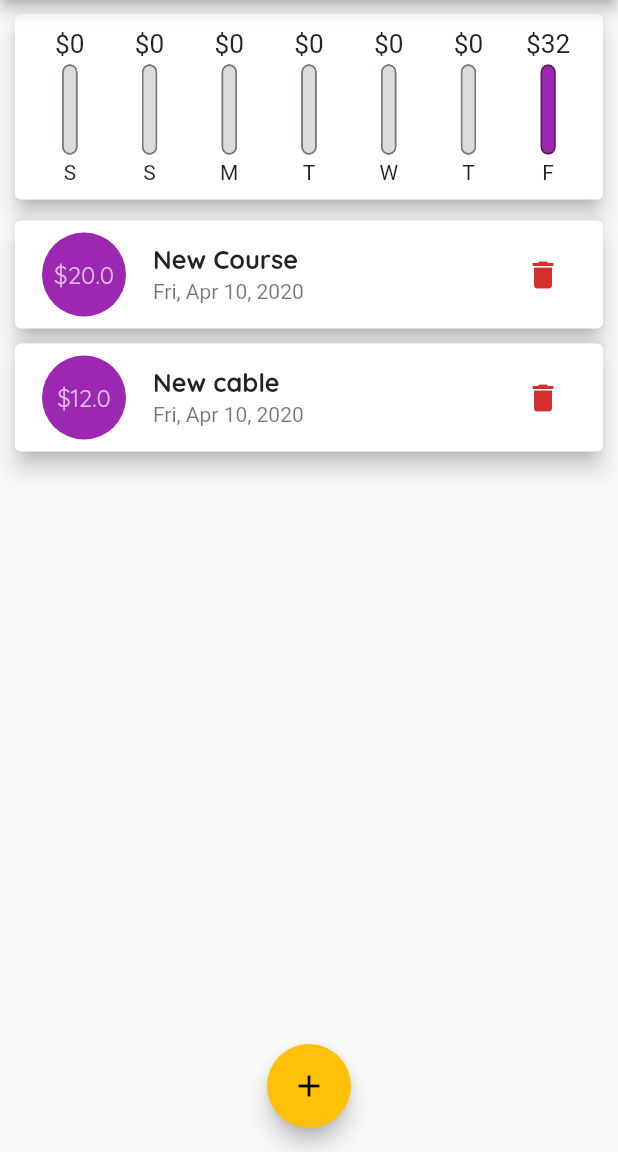
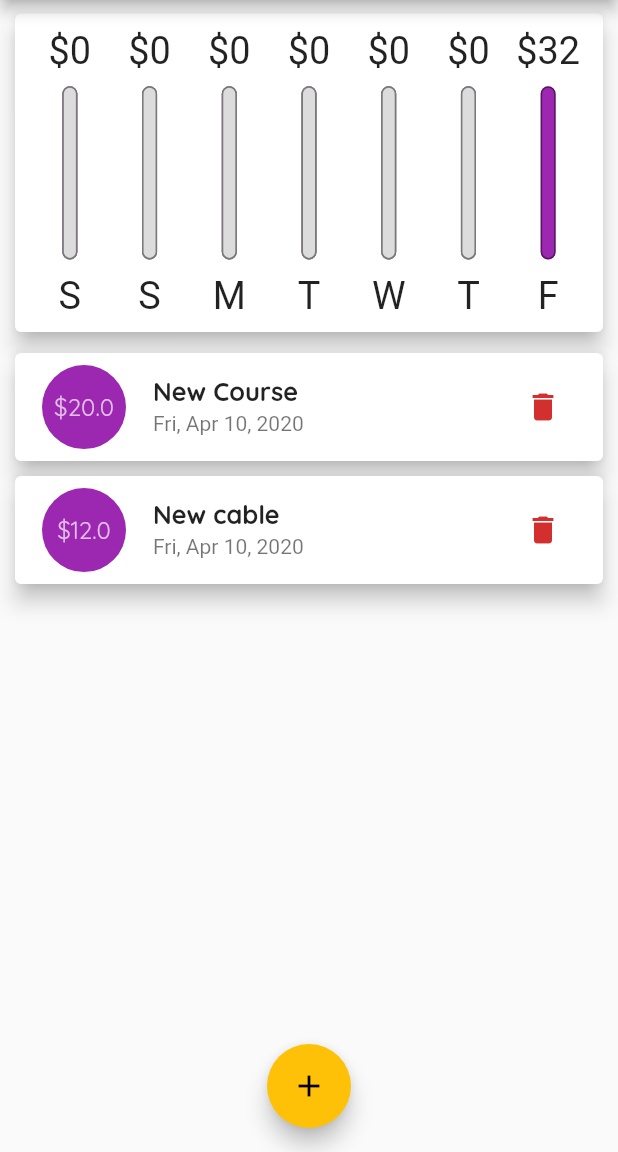
Before and after one commit to mrparveensharma/Expense-Tracker, a Flutter app: the screen it shows after launch, on a phone screen of 412 x 824 dp, the part 84-1236 px from its top. Run offline on Flutter 3.47's test engine with Material 2 defaults, Android fonts, the phone set to English and light mode, and no system bars.

Commit message:
Responsiveness & Slider Update

```diff
--- a/lib/main.dart
+++ b/lib/main.dart
@@ -24,8 +24,7 @@ class MyApp extends StatelessWidget {
             ),
             button: TextStyle(
               color: Colors.white,
-              )
-            ),
+            )),
         appBarTheme: AppBarTheme(
           textTheme: ThemeData.light().textTheme.copyWith(
                 title: TextStyle(
@@ -66,6 +65,7 @@ class _MyHomePageState extends State<MyHomePage> {
       datetime: DateTime.now(),
     ),
   ];
+  bool _showChartVal = false;
   List<Transaction> get _recentTransactions {
     return transactions.where((tx) {
       return tx.datetime.isAfter(
@@ -88,13 +88,14 @@ class _MyHomePageState extends State<MyHomePage> {
     });
   }
 
-  void _deleteTransaction(String id){
-    setState(() => transactions.removeWhere((txn)=> txn.id == id));
+  void _deleteTransaction(String id) {
+    setState(() => transactions.removeWhere((txn) => txn.id == id));
   }
 
   void _startAddNewTransaction(BuildContext ctx) {
     showModalBottomSheet(
       context: ctx,
+      isScrollControlled: true,
       builder: (bctx) {
         return GestureDetector(
           child: NewTransaction(_addNewTransaction),
@@ -107,8 +108,7 @@ class _MyHomePageState extends State<MyHomePage> {
 
   @override
   Widget build(BuildContext context) {
-    return Scaffold(
-      appBar: AppBar(
+    final appBar = AppBar(
       title: Text("Expense Tracker"),
       actions: <Widget>[
         IconButton(
@@ -116,13 +116,56 @@ class _MyHomePageState extends State<MyHomePage> {
           onPressed: () => _startAddNewTransaction(context),
         ),
       ],
-      ),
+    );
+    final _listItemsContainer = Container(
+      height: (MediaQuery.of(context).size.height -
+              appBar.preferredSize.height -
+              MediaQuery.of(context).padding.top) *
+          0.7,
+      child: TransactionList(transactions, _deleteTransaction),
+    );
+    final _isPortrate =
+        MediaQuery.of(context).orientation == Orientation.portrait;
+    return Scaffold(
+      appBar: appBar,
       body: SingleChildScrollView(
         child: Column(
           crossAxisAlignment: CrossAxisAlignment.stretch,
           children: <Widget>[
-            Chart(_recentTransactions),
-            TransactionList(transactions, _deleteTransaction),
+            if (!_isPortrate)
+              Row(
+                mainAxisAlignment: MainAxisAlignment.center,
+                children: <Widget>[
+                  Text("Show Chart"),
+                  Switch(
+                    value: _showChartVal,
+                    onChanged: (res) {
+                      setState(() {
+                        _showChartVal = res;
+                      });
+                    },
+                  ),
+                ],
+              ),
+            if (!_isPortrate)
+              _showChartVal == true
+                  ? Container(
+                      height: (MediaQuery.of(context).size.height -
+                              appBar.preferredSize.height -
+                              MediaQuery.of(context).padding.top) *
+                          0.7,
+                      child: Chart(_recentTransactions),
+                    )
+                  : _listItemsContainer,
+            if (_isPortrate)
+              Container(
+                height: (MediaQuery.of(context).size.height -
+                        appBar.preferredSize.height -
+                        MediaQuery.of(context).padding.top) *
+                    0.3,
+                child: Chart(_recentTransactions),
+              ),
+            if (_isPortrate) _listItemsContainer,
           ],
         ),
       ),
--- a/lib/widgets/chart_bar.dart
+++ b/lib/widgets/chart_bar.dart
@@ -8,18 +8,19 @@ class ChartBar extends StatelessWidget {
 
   @override
   Widget build(BuildContext context) {
+    return LayoutBuilder(builder: (ctx, constraints) {
       return Column(
         children: <Widget>[
           Container(
-            height: 20,
+              height: constraints.maxHeight * 0.15,
               child: FittedBox(
                 child: Text("\$${amount.toStringAsFixed(0)}"),
               )),
           SizedBox(
-          height: 4,
+            height: constraints.maxHeight * 0.05,
           ),
           Container(
-          height: 60,
+            height: constraints.maxHeight * 0.6,
             width: 10,
             child: Stack(
               children: [
@@ -31,7 +32,7 @@ class ChartBar extends StatelessWidget {
                   ),
                 ),
                 FractionallySizedBox(
-                heightFactor: 1-percentage,
+                  heightFactor: 1 - percentage,
                   child: Container(
                     decoration: BoxDecoration(
                       color: Color.fromRGBO(220, 220, 220, 1),
@@ -44,10 +45,16 @@ class ChartBar extends StatelessWidget {
             ),
           ),
           SizedBox(
-          height: 4,
+            height: constraints.maxHeight * 0.05,
           ),
-        Text(label),
+          Container(
+            height: constraints.maxHeight * 0.15,
+            child: FittedBox(
+              child: Text(label),
+            ),
+          ),
         ],
       );
+    });
   }
 }
--- a/lib/widgets/new_transaction.dart
+++ b/lib/widgets/new_transaction.dart
@@ -15,7 +15,7 @@ class _NewTransactionState extends State<NewTransaction> {
   DateTime _selectedDate;
 
   void _submitData() {
-    if(_amountController.text.isEmpty){
+    if (_amountController.text.isEmpty) {
       return;
     }
     final titleInput = _titleController.text;
@@ -23,8 +23,8 @@ class _NewTransactionState extends State<NewTransaction> {
     if (titleInput.isEmpty || amountInput <= 0 || _selectedDate == null) {
       return;
     }
-    widget.addTransaction(
-        titleInput, double.parse(amountInput.toStringAsFixed(2)), _selectedDate);
+    widget.addTransaction(titleInput,
+        double.parse(amountInput.toStringAsFixed(2)), _selectedDate);
     Navigator.of(context).pop();
   }
 
@@ -46,17 +46,25 @@ class _NewTransactionState extends State<NewTransaction> {
 
   @override
   Widget build(BuildContext context) {
-    return Container(
-      padding: EdgeInsets.symmetric(vertical: 30, horizontal: 10),
+    return SingleChildScrollView(
+      child: Container(
+        padding: EdgeInsets.only(
+          top: 25,
+          left: 15,
+          right: 15,
+          bottom: MediaQuery.of(context).viewInsets.bottom + 10,
+        ),
         child: Column(
           crossAxisAlignment: CrossAxisAlignment.end,
           children: [
             TextField(
               decoration: InputDecoration(
-                enabledBorder: OutlineInputBorder(),
+                enabledBorder: OutlineInputBorder(
+                  borderRadius: BorderRadius.circular(10.0),
+                ),
                 focusedBorder: OutlineInputBorder(
-                  borderRadius: BorderRadius.all(Radius.circular(10.0)),
-                  borderSide: BorderSide(color: Colors.blue),
+                  borderRadius: BorderRadius.circular(10.0),
+                  borderSide: BorderSide(color: Theme.of(context).accentColor),
                 ),
                 hintText: 'Title of expense',
                 labelText: 'Title',
@@ -69,10 +77,12 @@ class _NewTransactionState extends State<NewTransaction> {
             ),
             TextField(
               decoration: InputDecoration(
-                enabledBorder: OutlineInputBorder(),
+                enabledBorder: OutlineInputBorder(
+                  borderRadius: BorderRadius.circular(10.0),
+                ),
                 focusedBorder: OutlineInputBorder(
                   borderRadius: BorderRadius.all(Radius.circular(10.0)),
-                  borderSide: BorderSide(color: Colors.blue),
+                  borderSide: BorderSide(color: Theme.of(context).accentColor),
                 ),
                 hintText: 'Amount',
                 labelText: 'Amount',
@@ -108,6 +118,7 @@ class _NewTransactionState extends State<NewTransaction> {
             ),
           ],
         ),
-      );
+      ),
+    );
   }
 }
--- a/lib/widgets/transaction_list.dart
+++ b/lib/widgets/transaction_list.dart
@@ -11,21 +11,23 @@ class TransactionList extends StatelessWidget {
     return Container(
       height: 420,
       child: transactions.isEmpty
-          ? Column(
+          ? LayoutBuilder(builder: (ctx, constraints) {
+              return Column(
                 children: <Widget>[
                   Text("No Transactions"),
                   SizedBox(
                     height: 20,
                   ),
                   Container(
-                  height: 200,
+                    height: constraints.maxHeight * 0.6,
                     child: Image.asset(
                       'assets/images/waiting.png',
                       fit: BoxFit.cover,
                     ),
                   ),
                 ],
-            )
+              );
+            })
           : ListView.builder(
               itemBuilder: (ctx, index) {
                 return Card(
@@ -48,10 +50,17 @@ class TransactionList extends StatelessWidget {
                     subtitle: Text(
                       DateFormat.yMMMEd().format(transactions[index].datetime),
                     ),
-                    trailing: IconButton(
+                    trailing: MediaQuery.of(context).size.width < 440
+                        ? IconButton(
                             icon: Icon(Icons.delete),
                             onPressed: () => delTxn(transactions[index].id),
                             color: Theme.of(context).errorColor,
+                          )
+                        : FlatButton.icon(
+                            onPressed: () => delTxn(transactions[index].id),
+                            icon: Icon(Icons.delete),
+                            label: Text("Delete"),
+                            textColor: Theme.of(context).errorColor,
                           ),
                   ),
                 );
```
Lines whose indentation alone changed are shown as unchanged.
